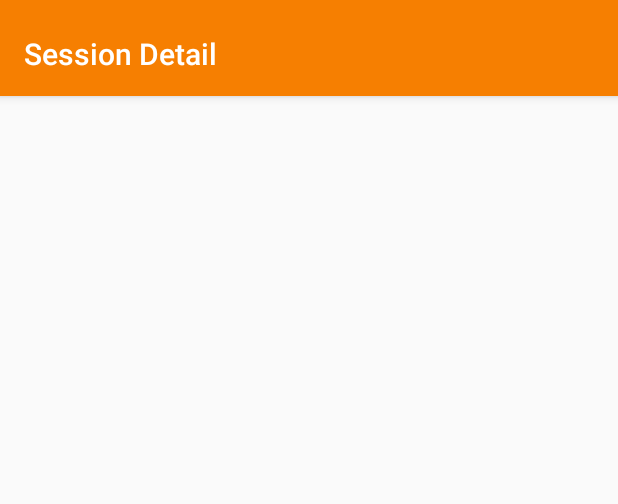
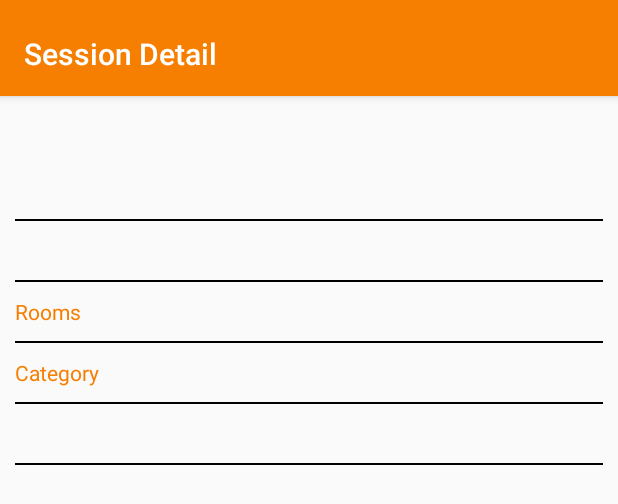
Before and after one commit to jameskbride/codemash-companion, an Android app: the layout activity_session_detail.xml on its own in the app's theme, with its tools: preview values and no code run, on a phone screen of 412 x 824 dp. Shown: the top 504 px of the screen. Run offline under Robolectric (Android 15) with nearby library versions, the phone set to English and light mode, and no system bars.

Commit message:
Session Detail layout updates.

```diff
--- a/app/src/main/java/com/jameskbride/codemashcompanion/sessions/detail/SessionDetailActivityImpl.kt
+++ b/app/src/main/java/com/jameskbride/codemashcompanion/sessions/detail/SessionDetailActivityImpl.kt
@@ -27,13 +27,15 @@ class SessionDetailActivityImpl {
 
         val sessionStartTime = SimpleDateFormat(Session.TIMESTAMP_FORMAT).parse(sessionDetail.session.SessionStartTime)
         val dateFormat = SimpleDateFormat("M/d/yyyy")
-        qtn.findViewById<TextView>(R.id.session_date).text = dateFormat.format(sessionStartTime)
+        val formattedDate = dateFormat.format(sessionStartTime)
+        qtn.findViewById<TextView>(R.id.session_date).text = formattedDate
 
         val timeFormat = SimpleDateFormat("h:mm a")
-        qtn.findViewById<TextView>(R.id.session_start_time).text = timeFormat.format(sessionStartTime)
+        val formattedStartTime = timeFormat.format(sessionStartTime)
 
         val sessionEndTime = SimpleDateFormat(Session.TIMESTAMP_FORMAT).parse(sessionDetail.session.SessionEndTime)
-        qtn.findViewById<TextView>(R.id.session_end_time).text = timeFormat.format(sessionEndTime)
+        val formattedEndTime = timeFormat.format(sessionEndTime)
+        qtn.findViewById<TextView>(R.id.session_time).text = "${formattedStartTime} - ${formattedEndTime}"
     }
 
     class SessionDetailParam(val session: FullSession): Serializable
--- a/app/src/main/res/layout/activity_session_detail.xml
+++ b/app/src/main/res/layout/activity_session_detail.xml
@@ -1,12 +1,14 @@
 <?xml version="1.0" encoding="utf-8"?>
 <ScrollView xmlns:android="http://schemas.android.com/apk/res/android"
+    xmlns:app="http://schemas.android.com/apk/res-auto"
     android:layout_width="match_parent"
     android:layout_height="wrap_content">
+
     <LinearLayout
         android:layout_width="match_parent"
         android:layout_height="wrap_content"
-        android:orientation="vertical"
-        xmlns:app="http://schemas.android.com/apk/res-auto">
+        android:orientation="vertical">
+
         <android.support.design.widget.AppBarLayout
             android:id="@+id/appbar"
             android:layout_width="match_parent"
@@ -22,45 +24,147 @@
                 android:background="?attr/colorPrimary"
                 app:layout_scrollFlags="scroll|enterAlways"
                 app:popupTheme="@style/AppTheme.PopupOverlay"
-                app:title="@string/session_detail">
-            </android.support.v7.widget.Toolbar>
+                app:title="@string/session_detail"></android.support.v7.widget.Toolbar>
         </android.support.design.widget.AppBarLayout>
+
+        <LinearLayout
+            android:layout_width="match_parent"
+            android:layout_height="wrap_content"
+            android:layout_margin="10dp"
+            android:orientation="vertical">
+
             <TextView
                 android:id="@+id/session_title"
                 android:layout_width="wrap_content"
-            android:layout_height="wrap_content"/>
+                android:layout_height="wrap_content"
+                android:textColor="@color/codemash_blue"
+                android:textSize="24sp"
+                android:textStyle="bold" />
+
+            <TextView
+                android:id="@+id/session_type"
+                android:layout_width="wrap_content"
+                android:layout_height="wrap_content"
+                android:layout_marginTop="10dp"
+                android:layout_weight="1"
+                android:textColor="@color/codemash_orange" />
+
+            <TextView
+                android:layout_width="match_parent"
+                android:layout_height="1dp"
+                android:layout_marginBottom="10dp"
+                android:layout_marginTop="10dp"
+                android:background="@drawable/horizontal_divider" />
+
+            <LinearLayout
+                android:layout_width="match_parent"
+                android:layout_height="wrap_content"
+                android:orientation="horizontal">
+
+                <TextView
+                    android:id="@+id/session_date"
+                    android:layout_width="wrap_content"
+                    android:layout_height="wrap_content"
+                    android:layout_weight="1"
+                    android:textColor="@color/codemash_orange" />
+
+                <TextView
+                    android:id="@+id/session_time"
+                    android:layout_width="wrap_content"
+                    android:layout_height="wrap_content"
+                    android:layout_weight="1"
+                    android:gravity="end"
+                    android:textColor="@color/codemash_orange" />
+            </LinearLayout>
+
+            <TextView
+                android:layout_width="match_parent"
+                android:layout_height="1dp"
+                android:layout_marginBottom="10dp"
+                android:layout_marginTop="10dp"
+                android:background="@drawable/horizontal_divider" />
+
+            <LinearLayout
+                android:layout_width="match_parent"
+                android:layout_height="wrap_content"
+                android:orientation="horizontal">
+
+                <TextView
+                    android:layout_width="wrap_content"
+                    android:layout_height="wrap_content"
+                    android:layout_weight="1"
+                    android:text="@string/rooms"
+                    android:textColor="@color/codemash_orange" />
+
+                <TextView
+                    android:id="@+id/session_rooms"
+                    android:layout_width="wrap_content"
+                    android:layout_height="wrap_content"
+                    android:layout_weight="1"
+                    android:gravity="end"
+                    android:textColor="@color/codemash_orange" />
+            </LinearLayout>
+
+            <TextView
+                android:layout_width="match_parent"
+                android:layout_height="1dp"
+                android:layout_marginBottom="10dp"
+                android:layout_marginTop="10dp"
+                android:background="@drawable/horizontal_divider" />
+
+            <LinearLayout
+                android:layout_width="match_parent"
+                android:layout_height="wrap_content"
+                android:orientation="horizontal">
+
+                <TextView
+                    android:layout_width="wrap_content"
+                    android:layout_height="wrap_content"
+                    android:layout_weight="1"
+                    android:text="Category"
+                    android:textColor="@color/codemash_orange" />
+
                 <TextView
                     android:id="@+id/session_category"
                     android:layout_width="wrap_content"
-            android:layout_height="wrap_content" />
+                    android:layout_height="wrap_content"
+                    android:layout_weight="1"
+                    android:gravity="right"
+                    android:textColor="@color/codemash_orange" />
+            </LinearLayout>
+
             <TextView
-            android:id="@+id/session_type"
-            android:layout_width="wrap_content"
-            android:layout_height="wrap_content" />
-        <TextView
-            android:id="@+id/session_start_time"
-            android:layout_width="wrap_content"
-            android:layout_height="wrap_content" />
-        <TextView
-            android:id="@+id/session_end_time"
-            android:layout_width="wrap_content"
-            android:layout_height="wrap_content" />
-        <TextView
-            android:id="@+id/session_date"
-            android:layout_width="wrap_content"
-            android:layout_height="wrap_content" />
+                android:layout_width="match_parent"
+                android:layout_height="1dp"
+                android:layout_marginBottom="10dp"
+                android:layout_marginTop="10dp"
+                android:background="@drawable/horizontal_divider" />
+
+            <LinearLayout
+                android:layout_width="match_parent"
+                android:layout_height="wrap_content"
+                android:orientation="horizontal">
                 <TextView
                     android:id="@+id/session_tags"
                     android:layout_width="wrap_content"
-            android:layout_height="wrap_content" />
+                    android:layout_height="wrap_content"
+                    android:layout_weight="1"
+                    android:textColor="@color/codemash_orange"/>
+            </LinearLayout>
+
             <TextView
-            android:id="@+id/session_rooms"
-            android:layout_width="wrap_content"
-            android:layout_height="wrap_content" />
+                android:layout_width="match_parent"
+                android:layout_height="1dp"
+                android:layout_marginBottom="10dp"
+                android:layout_marginTop="10dp"
+                android:background="@drawable/horizontal_divider" />
+
             <TextView
                 android:id="@+id/session_abstract"
                 android:layout_width="wrap_content"
                 android:layout_height="wrap_content" />
+        </LinearLayout>
+
 
     </LinearLayout>
 </ScrollView>
--- a/app/src/main/res/values/strings.xml
+++ b/app/src/main/res/values/strings.xml
@@ -13,4 +13,5 @@
     <string name="home">Home</string>
     <string name="sessions">Sessions</string>
     <string name="session_detail">Session Detail</string>
+    <string name="rooms">Rooms</string>
 </resources>
```
Also changed, not shown: 1 other file. Lines whose indentation alone changed are shown as unchanged.
